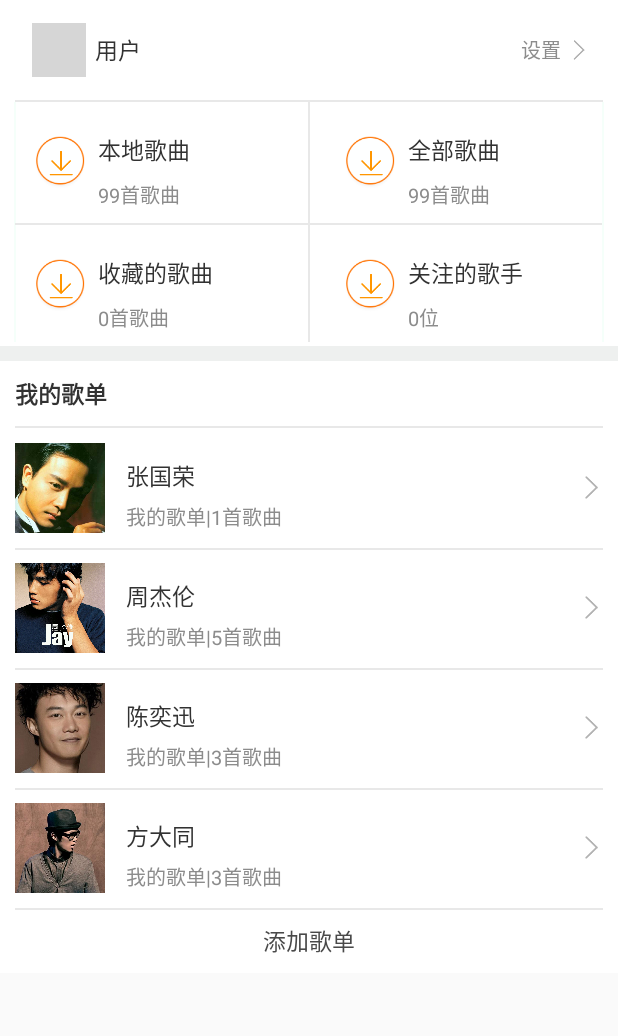
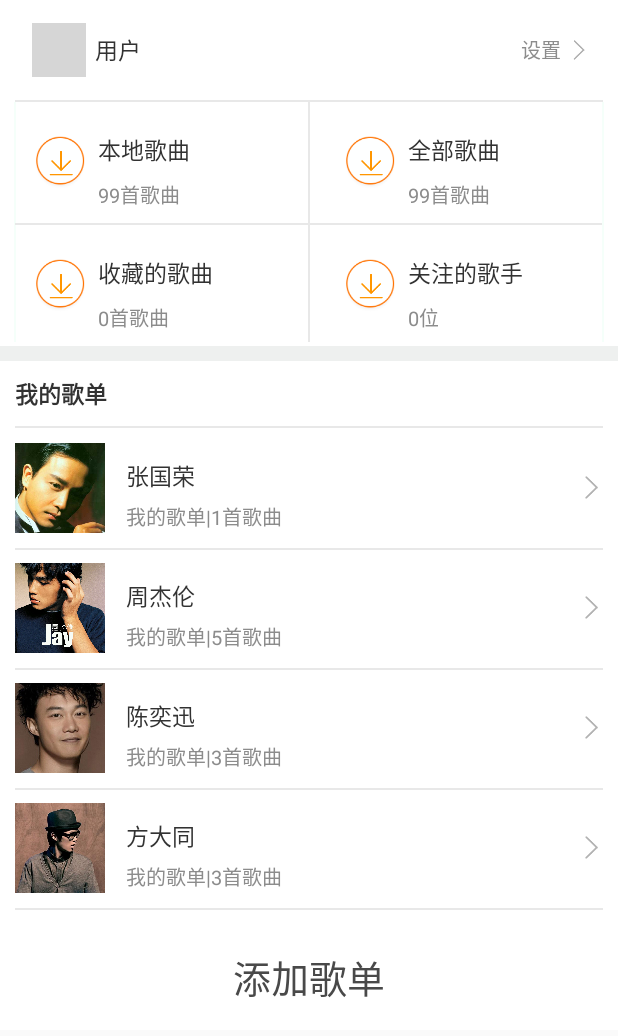
Before and after one commit to JackChuahe/Software_Engineering, an Android app: the layout localmanagement_fragment.xml on its own in the app's theme, with its tools: preview values and no code run, on a phone screen of 412 x 824 dp. Shown: the top 1036 px of the screen. Run offline under Robolectric (Android 15) with nearby library versions, the phone set to English and light mode, and no system bars; grey boxes are pictures that could not be loaded.

Commit message:
音乐管理界面修改
添加歌单项真机调试大小不适宜

```diff
--- a/Durian/app/src/main/res/layout/localmanagement_fragment.xml
+++ b/Durian/app/src/main/res/layout/localmanagement_fragment.xml
@@ -358,6 +358,13 @@
                 android:layout_below="@id/clovelinear"
                 android:orientation="horizontal" />
 
+
+
+
+
+
+
+
             <RelativeLayout
                 android:id="@+id/loveitem1"
                 android:layout_width="match_parent"
@@ -593,18 +600,19 @@
 
             <LinearLayout
                 android:id="@+id/addsong"
-                android:layout_below="@id/loveitem4"
+                android:layout_below="@id/hline7"
                 android:layout_width="match_parent"
-                android:layout_height="wrap_content"
+                android:layout_height="80dp"
                 android:orientation="vertical"
                 >
                 <TextView
                     android:id="@+id/addsongBtn"
-                    android:layout_margin="10dp"
+
                     android:layout_gravity="center"
+                    android:layout_marginTop="25dp"
                     android:layout_width="wrap_content"
                     android:layout_height="wrap_content"
-                    android:textSize="15dp"
+                    android:textSize="25dp"
                     android:textColor="#494949"
                     android:text="添加歌单"
                     />
```
